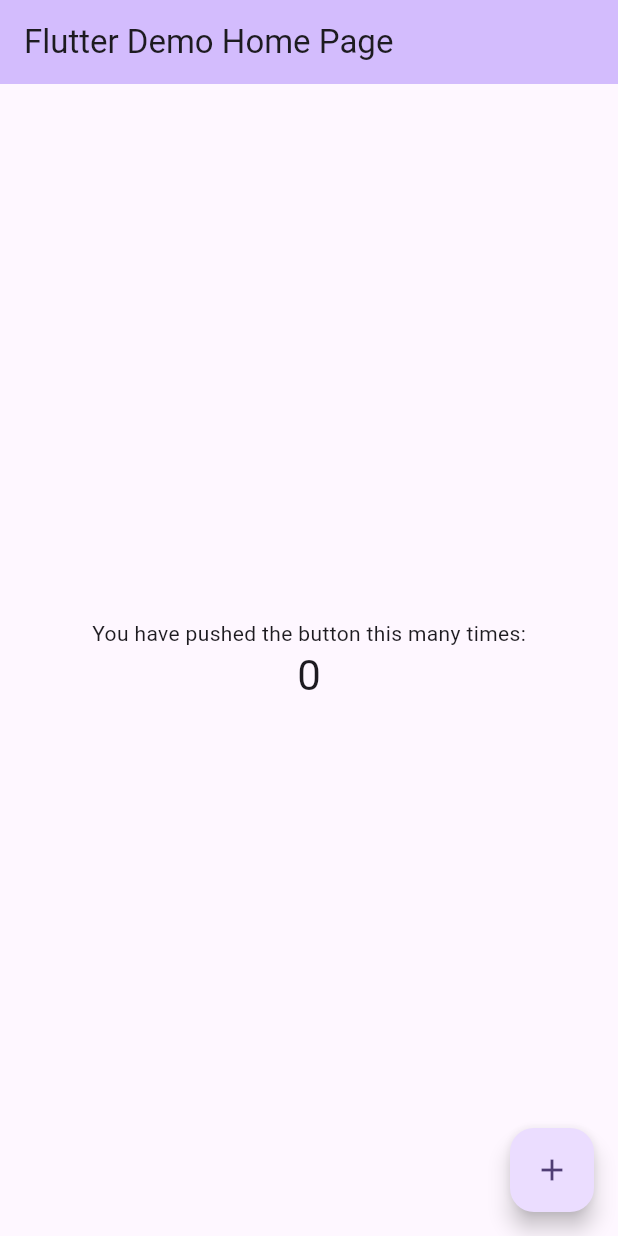
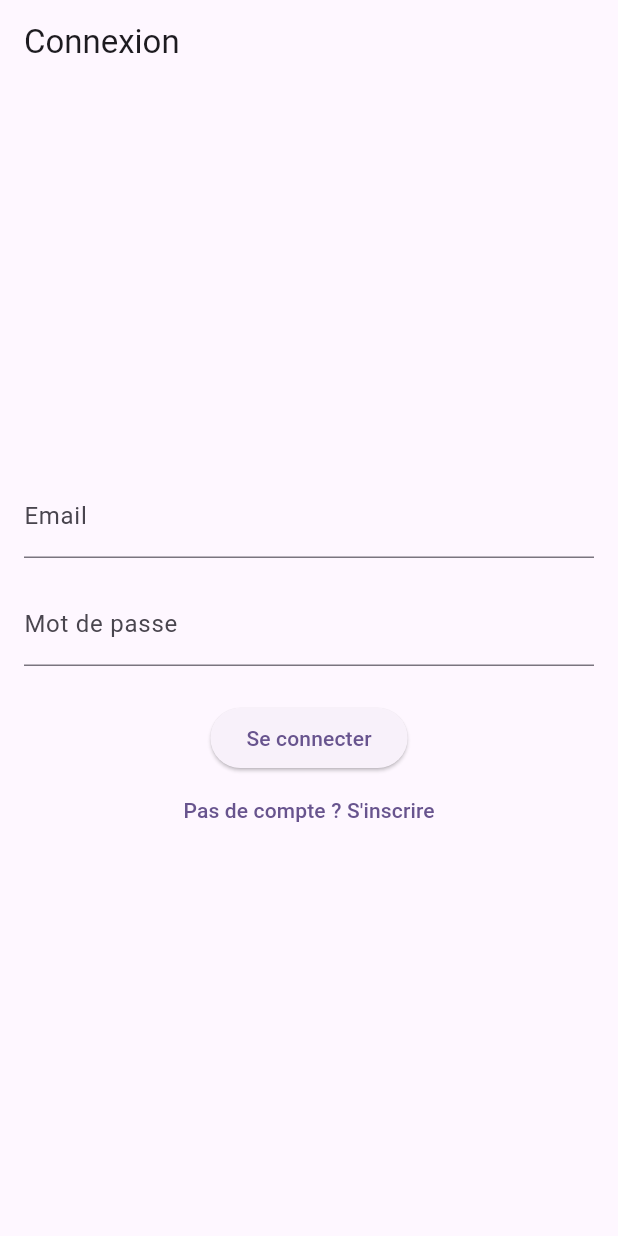
Before and after one commit to LaurentDevUp/flutter-learning-platform, a Flutter app: the screen it shows after launch, on a phone screen of 412 x 824 dp. Run offline on Flutter 3.47's test engine with Material 3 defaults, Android fonts, the phone set to English and light mode, and no system bars; our stand-ins replace supabase_flutter; accounts and stored records are empty.

Commit message:
feat: intégration complète Supabase avec authentification et CRUD todos\n\n- Ajout de supabase_flutter et configuration\n- Création de services d'authentification et de base de données\n- Implémentation de l'écran d'authentification\n- Ajout de l'écran de gestion des todos avec temps réel\n- Configuration de la table todos avec RLS\n- Documentation complète dans README.md

```diff
--- a/lib/main.dart
+++ b/lib/main.dart
@@ -1,125 +1,53 @@
 import 'package:flutter/material.dart';
+import 'package:supabase_flutter/supabase_flutter.dart';
+import 'screens/auth_screen.dart';
+import 'screens/todos_screen.dart';
+import 'supabase_config.dart';
 
-void main() {
+void main() async {
+  WidgetsFlutterBinding.ensureInitialized();
+  await SupabaseConfig.initialize();
   runApp(const MyApp());
 }
 
 class MyApp extends StatelessWidget {
   const MyApp({super.key});
 
-  // This widget is the root of your application.
   @override
   Widget build(BuildContext context) {
     return MaterialApp(
-      title: 'Flutter Demo',
+      title: 'Flutter Supabase Todos',
       theme: ThemeData(
-        // This is the theme of your application.
-        //
-        // TRY THIS: Try running your application with "flutter run". You'll see
-        // the application has a purple toolbar. Then, without quitting the app,
-        // try changing the seedColor in the colorScheme below to Colors.green
-        // and then invoke "hot reload" (save your changes or press the "hot
-        // reload" button in a Flutter-supported IDE, or press "r" if you used
-        // the command line to start the app).
-        //
-        // Notice that the counter didn't reset back to zero; the application
-        // state is not lost during the reload. To reset the state, use hot
-        // restart instead.
-        //
-        // This works for code too, not just values: Most code changes can be
-        // tested with just a hot reload.
         colorScheme: ColorScheme.fromSeed(seedColor: Colors.deepPurple),
         useMaterial3: true,
       ),
-      home: const MyHomePage(title: 'Flutter Demo Home Page'),
+      home: const AuthWrapper(),
     );
   }
 }
 
-class MyHomePage extends StatefulWidget {
-  const MyHomePage({super.key, required this.title});
-
-  // This widget is the home page of your application. It is stateful, meaning
-  // that it has a State object (defined below) that contains fields that affect
-  // how it looks.
-
-  // This class is the configuration for the state. It holds the values (in this
-  // case the title) provided by the parent (in this case the App widget) and
-  // used by the build method of the State. Fields in a Widget subclass are
-  // always marked "final".
-
-  final String title;
-
-  @override
-  State<MyHomePage> createState() => _MyHomePageState();
-}
-
-class _MyHomePageState extends State<MyHomePage> {
-  int _counter = 0;
-
-  void _incrementCounter() {
-    setState(() {
-      // This call to setState tells the Flutter framework that something has
-      // changed in this State, which causes it to rerun the build method below
-      // so that the display can reflect the updated values. If we changed
-      // _counter without calling setState(), then the build method would not be
-      // called again, and so nothing would appear to happen.
-      _counter++;
-    });
-  }
+class AuthWrapper extends StatelessWidget {
+  const AuthWrapper({super.key});
 
   @override
   Widget build(BuildContext context) {
-    // This method is rerun every time setState is called, for instance as done
-    // by the _incrementCounter method above.
-    //
-    // The Flutter framework has been optimized to make rerunning build methods
-    // fast, so that you can just rebuild anything that needs updating rather
-    // than having to individually change instances of widgets.
-    return Scaffold(
-      appBar: AppBar(
-        // TRY THIS: Try changing the color here to a specific color (to
-        // Colors.amber, perhaps?) and trigger a hot reload to see the AppBar
-        // change color while the other colors stay the same.
-        backgroundColor: Theme.of(context).colorScheme.inversePrimary,
-        // Here we take the value from the MyHomePage object that was created by
-        // the App.build method, and use it to set our appbar title.
-        title: Text(widget.title),
-      ),
-      body: Center(
-        // Center is a layout widget. It takes a single child and positions it
-        // in the middle of the parent.
-        child: Column(
-          // Column is also a layout widget. It takes a list of children and
-          // arranges them vertically. By default, it sizes itself to fit its
-          // children horizontally, and tries to be as tall as its parent.
-          //
-          // Column has various properties to control how it sizes itself and
-          // how it positions its children. Here we use mainAxisAlignment to
-          // center the children vertically; the main axis here is the vertical
-          // axis because Columns are vertical (the cross axis would be
-          // horizontal).
-          //
-          // TRY THIS: Invoke "debug painting" (choose the "Toggle Debug Paint"
-          // action in the IDE, or press "p" in the console), to see the
-          // wireframe for each widget.
-          mainAxisAlignment: MainAxisAlignment.center,
-          children: <Widget>[
-            const Text(
-              'You have pushed the button this many times:',
-            ),
-            Text(
-              '$_counter',
-              style: Theme.of(context).textTheme.headlineMedium,
-            ),
-          ],
-        ),
-      ),
-      floatingActionButton: FloatingActionButton(
-        onPressed: _incrementCounter,
-        tooltip: 'Increment',
-        child: const Icon(Icons.add),
-      ), // This trailing comma makes auto-formatting nicer for build methods.
+    return StreamBuilder<AuthState>(
+      stream: SupabaseConfig.client.auth.onAuthStateChange,
+      builder: (context, snapshot) {
+        if (snapshot.connectionState == ConnectionState.waiting) {
+          return const Scaffold(
+            body: Center(child: CircularProgressIndicator()),
+          );
+        }
+
+        final session = snapshot.data?.session;
+
+        if (session != null) {
+          return const TodosScreen();
+        } else {
+          return const AuthScreen();
+        }
+      },
     );
   }
 }
--- /dev/null
+++ b/lib/screens/auth_screen.dart
@@ -0,0 +1,116 @@
+import 'package:flutter/material.dart';
+import '../services/auth_service.dart';
+
+class AuthScreen extends StatefulWidget {
+  const AuthScreen({super.key});
+
+  @override
+  State<AuthScreen> createState() => _AuthScreenState();
+}
+
+class _AuthScreenState extends State<AuthScreen> {
+  final _formKey = GlobalKey<FormState>();
+  final _emailController = TextEditingController();
+  final _passwordController = TextEditingController();
+  final _authService = AuthService();
+  bool _isLogin = true;
+  bool _isLoading = false;
+
+  @override
+  void dispose() {
+    _emailController.dispose();
+    _passwordController.dispose();
+    super.dispose();
+  }
+
+  Future<void> _submit() async {
+    if (!_formKey.currentState!.validate()) return;
+
+    setState(() => _isLoading = true);
+
+    try {
+      if (_isLogin) {
+        await _authService.signIn(
+          email: _emailController.text.trim(),
+          password: _passwordController.text.trim(),
+        );
+      } else {
+        await _authService.signUp(
+          email: _emailController.text.trim(),
+          password: _passwordController.text.trim(),
+        );
+      }
+    } catch (e) {
+      if (mounted) {
+        ScaffoldMessenger.of(context).showSnackBar(
+          SnackBar(content: Text(e.toString())),
+        );
+      }
+    } finally {
+      if (mounted) {
+        setState(() => _isLoading = false);
+      }
+    }
+  }
+
+  @override
+  Widget build(BuildContext context) {
+    return Scaffold(
+      appBar: AppBar(title: Text(_isLogin ? 'Connexion' : 'Inscription')),
+      body: Padding(
+        padding: const EdgeInsets.all(16.0),
+        child: Form(
+          key: _formKey,
+          child: Column(
+            mainAxisAlignment: MainAxisAlignment.center,
+            children: [
+              TextFormField(
+                controller: _emailController,
+                decoration: const InputDecoration(labelText: 'Email'),
+                keyboardType: TextInputType.emailAddress,
+                validator: (value) {
+                  if (value == null || value.isEmpty) {
+                    return 'Veuillez entrer votre email';
+                  }
+                  return null;
+                },
+              ),
+              const SizedBox(height: 16),
+              TextFormField(
+                controller: _passwordController,
+                decoration: const InputDecoration(labelText: 'Mot de passe'),
+                obscureText: true,
+                validator: (value) {
+                  if (value == null || value.isEmpty) {
+                    return 'Veuillez entrer votre mot de passe';
+                  }
+                  if (value.length < 6) {
+                    return 'Le mot de passe doit contenir au moins 6 caractères';
+                  }
+                  return null;
+                },
+              ),
+              const SizedBox(height: 24),
+              ElevatedButton(
+                onPressed: _isLoading ? null : _submit,
+                child: _isLoading
+                    ? const CircularProgressIndicator()
+                    : Text(_isLogin ? 'Se connecter' : 'S\'inscrire'),
+              ),
+              TextButton(
+                onPressed: () {
+                  setState(() => _isLogin = !_isLogin);
+                },
+                child: Text(
+                  _isLogin
+                      ? 'Pas de compte ? S\'inscrire'
+                      : 'Déjà un compte ? Se connecter',
+                ),
+              ),
+            ],
+          ),
+        ),
+      ),
+    );
+  }
+}
--- /dev/null
+++ b/lib/services/auth_service.dart
@@ -0,0 +1,43 @@
+import 'package:supabase_flutter/supabase_flutter.dart';
+
+class AuthService {
+  final SupabaseClient _supabase = Supabase.instance.client;
+
+  // Get current user
+  User? get currentUser => _supabase.auth.currentUser;
+
+  // Auth state changes
+  Stream<AuthState> get authStateChanges => _supabase.auth.onAuthStateChange;
+
+  // Sign up with email and password
+  Future<AuthResponse> signUp({
+    required String email,
+    required String password,
+  }) async {
+    return await _supabase.auth.signUp(
+      email: email,
+      password: password,
+    );
+  }
+
+  // Sign in with email and password
+  Future<AuthResponse> signIn({
+    required String email,
+    required String password,
+  }) async {
+    return await _supabase.auth.signInWithPassword(
+      email: email,
+      password: password,
+    );
+  }
+
+  // Sign out
+  Future<void> signOut() async {
+    await _supabase.auth.signOut();
+  }
+
+  // Reset password
+  Future<void> resetPassword(String email) async {
+    await _supabase.auth.resetPasswordForEmail(email);
+  }
+}
--- /dev/null
+++ b/lib/supabase_config.dart
@@ -0,0 +1,15 @@
+import 'package:supabase_flutter/supabase_flutter.dart';
+
+class SupabaseConfig {
+  static const String supabaseUrl = 'https://fnoncwektdnxxouyvatn.supabase.co';
+  static const String supabaseAnonKey = 'eyJhbGciOiJIUzI1NiIsInR5cCI6IkpXVCJ9.eyJpc3MiOiJzdXBhYmFzZSIsInJlZiI6ImZub25jd2VrdGRueHhvdXl2YXRuIiwicm9sZSI6ImFub24iLCJpYXQiOjE3NTM5Njc5OTAsImV4cCI6MjA2OTU0Mzk5MH0.gcWs02d_-jUd13N3JCS5Twagy9s_YrM6OhejwcHHqVY';
+
+  static Future<void> initialize() async {
+    await Supabase.initialize(
+      url: supabaseUrl,
+      anonKey: supabaseAnonKey,
+    );
+  }
+
+  static SupabaseClient get client => Supabase.instance.client;
+}
--- a/pubspec.yaml
+++ b/pubspec.yaml
@@ -34,6 +34,7 @@ dependencies:
   # The following adds the Cupertino Icons font to your application.
   # Use with the CupertinoIcons class for iOS style icons.
   cupertino_icons: ^1.0.8
+  supabase_flutter: ^2.9.1
 
 dev_dependencies:
   flutter_test:
```
Also changed, not shown: lib/models/todo.dart (added, +63 -0 lines), lib/screens/todos_screen.dart (added, +185 -0 lines), lib/services/database_service.dart (added, +56 -0 lines), lib/services/todo_service.dart (added, +67 -0 lines), pubspec.lock, 7 other files.
